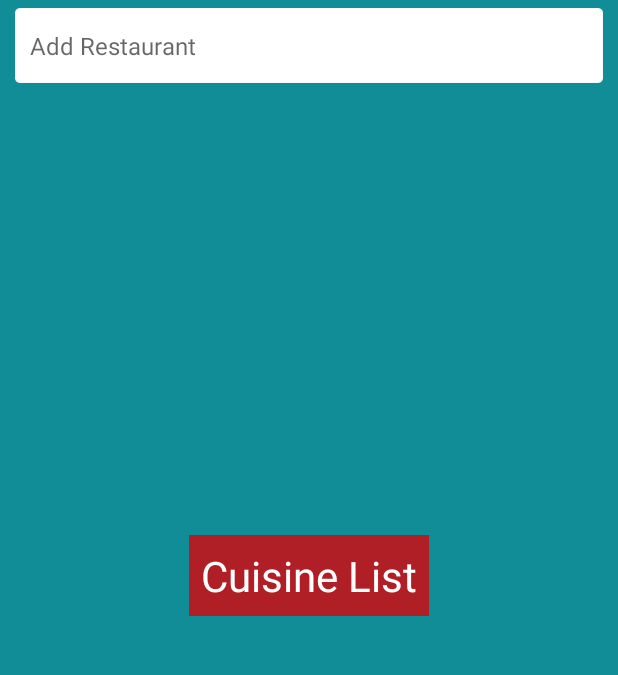
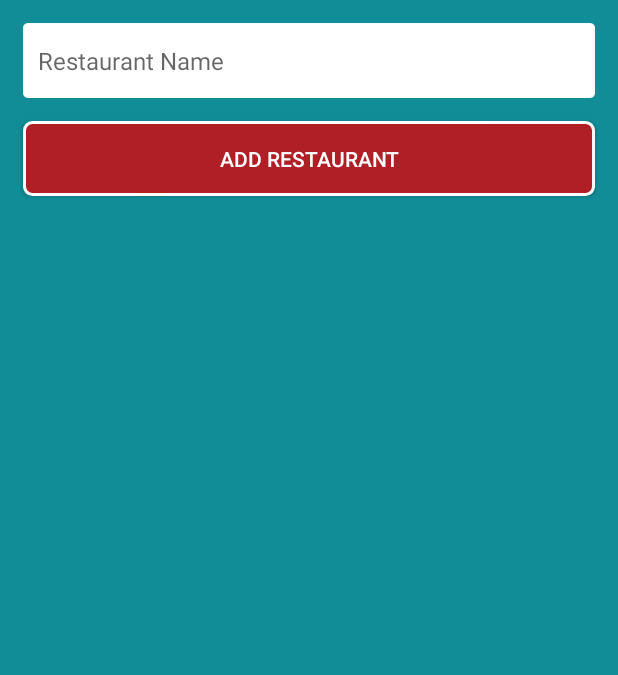
Before and after one commit to Detotty/Foodminder, an Android app: the screen it shows after launch (MainActivity), after a tap on "Cuisine List", on a phone screen of 412 x 824 dp, the part 84-759 px from its top. Run offline under Robolectric (Android 15) with nearby library versions, the phone set to English and light mode, and no system bars; 1 other tap on this screen came first.

Commit message:
Added Recycler View

```diff
--- a/app/build.gradle
+++ b/app/build.gradle
@@ -23,6 +23,8 @@ dependencies {
     compile fileTree(dir: 'libs', include: ['*.jar'])
     testCompile 'junit:junit:4.12'
     compile 'com.android.support:appcompat-v7:23.2.1'
+    compile 'com.android.support:recyclerview-v7:23.2.1'
     compile 'com.android.support:design:23.2.1'
+    compile 'com.android.support:cardview-v7:23.2.1'
     compile 'de.hdodenhof:circleimageview:1.3.0'
 }
--- a/app/src/main/java/com/hpp/foodminder/ContentFragment.java
+++ b/app/src/main/java/com/hpp/foodminder/ContentFragment.java
@@ -3,6 +3,7 @@ package com.hpp.foodminder;
 import android.os.Bundle;
 import android.support.annotation.Nullable;
 import android.support.v4.app.Fragment;
+import android.support.v7.widget.RecyclerView;
 import android.view.LayoutInflater;
 import android.view.View;
 import android.view.ViewGroup;
@@ -11,11 +12,19 @@ import android.view.ViewGroup;
  * Created by Admin on 04-06-2015.
  */
 public class ContentFragment extends Fragment {
+    private RecyclerView recyclerView;
+    View v;
 
     @Nullable
     @Override
     public View onCreateView(LayoutInflater inflater, ViewGroup container, Bundle savedInstanceState) {
-        View v = inflater.inflate(R.layout.content_fragment,container,false);
+        v = inflater.inflate(R.layout.content_fragment, container, false);
+        initViews();
         return v;
     }
+
+    void initViews() {
+        recyclerView = (RecyclerView) v.findViewById(R.id.recycler_view);
+
+    }
 }
--- /dev/null
+++ b/app/src/main/res/drawable/btn_pressed.xml
@@ -0,0 +1,9 @@
+<shape xmlns:android="http://schemas.android.com/apk/res/android"
+    android:shape="rectangle">
+    <gradient android:startColor="@color/colorAccent"
+        android:endColor="@color/colorAccent"
+        android:angle="270" />
+    <corners android:radius="5dp" />
+    <stroke android:width="2dp"
+        android:color="@color/white" />
+</shape>
--- /dev/null
+++ b/app/src/main/res/drawable/btn_round_color.xml
@@ -0,0 +1,9 @@
+<shape xmlns:android="http://schemas.android.com/apk/res/android"
+    android:shape="rectangle">
+    <gradient android:startColor="@color/colorPrimary"
+        android:endColor="@color/colorPrimary"
+        android:angle="270" />
+    <corners android:radius="5dp" />
+    <stroke android:width="2dp"
+        android:color="@color/white" />
+</shape>
--- /dev/null
+++ b/app/src/main/res/drawable/btn_selector.xml
@@ -0,0 +1,8 @@
+<?xml version="1.0" encoding="utf-8"?>
+<selector xmlns:android="http://schemas.android.com/apk/res/android">
+    <item android:drawable="@drawable/btn_pressed"
+        android:state_pressed="true" />
+    <item android:drawable="@drawable/btn_pressed"
+        android:state_focused="true" />
+    <item android:drawable="@drawable/btn_round_color" />
+</selector>
--- a/app/src/main/res/layout/content_fragment.xml
+++ b/app/src/main/res/layout/content_fragment.xml
@@ -1,22 +1,30 @@
 <?xml version="1.0" encoding="utf-8"?>
-<RelativeLayout xmlns:android="http://schemas.android.com/apk/res/android"
-    android:orientation="vertical" android:layout_width="match_parent"
-    android:layout_height="match_parent">
+<LinearLayout xmlns:android="http://schemas.android.com/apk/res/android"
+    android:layout_width="match_parent"
+    android:layout_height="match_parent"
+    android:background="@color/colorAccent"
+    android:orientation="vertical">
 
-    <TextView
-        android:layout_width="wrap_content"
-        android:layout_height="wrap_content"
-        android:text="Cuisine List"
-        android:padding="8dp"
-        android:textColor="#fff"
-        android:background="@color/colorPrimary"
-        android:textSize="28sp"
-        android:id="@+id/textView"
-        android:layout_centerVertical="true"
-        android:layout_centerHorizontal="true" />
+
     <EditText
         android:id="@+id/et_CardName"
         style="@style/AddRestEditText"
-        android:hint="Add Restaurant" >
-    </EditText>
-</RelativeLayout>
+        android:hint="Restaurant Name"></EditText>
+    <Button
+        android:id="@+id/continue_save"
+        android:layout_width="match_parent"
+        android:layout_height="50dp"
+        android:layout_margin="15dp"
+        android:background="@drawable/btn_selector"
+        android:text="Add Restaurant"
+        android:textColor="@color/white"
+        android:contentDescription="@string/app_name"/>
+
+    <android.support.v7.widget.RecyclerView
+        android:id="@+id/recycler_view"
+        android:layout_width="match_parent"
+        android:layout_height="wrap_content"
+        android:layout_margin="15dp"
+        android:scrollbars="vertical" />
+
+</LinearLayout>
--- a/app/src/main/res/values/colors.xml
+++ b/app/src/main/res/values/colors.xml
@@ -4,5 +4,6 @@
     <color name="colorPrimaryDark">#B01F25</color>
     <color name="colorAccent">#118D97</color>
     <color name="white">#FFFFFF</color>
+    <color name="transparent">#00000000</color>
 
 </resources>
--- a/app/src/main/res/values/styles.xml
+++ b/app/src/main/res/values/styles.xml
@@ -16,9 +16,9 @@
     <style name="AddRestEditText">
         <item name="android:layout_width">match_parent</item>
         <item name="android:layout_height">50dp</item>
-        <item name="android:layout_marginTop">5dp</item>
-        <item name="android:layout_marginLeft">10dp</item>
-        <item name="android:layout_marginRight">10dp</item>
+        <item name="android:layout_marginTop">15dp</item>
+        <item name="android:layout_marginLeft">15dp</item>
+        <item name="android:layout_marginRight">15dp</item>
         <item name="android:paddingLeft">10dp</item>
         <item name="android:paddingRight">10dp</item>
         <item name="android:ems">10</item>
```
Also changed, not shown: app/src/main/java/com/hpp/foodminder/adapter/RestaurantAdapter.java (added, +39 -0 lines), app/src/main/java/com/hpp/foodminder/models/RestaurantModel.java (added, +64 -0 lines), app/src/main/res/drawable/round_tv.xml (added, +16 -0 lines), app/src/main/res/layout/recycler_restaurant_view.xml (added, +47 -0 lines).
